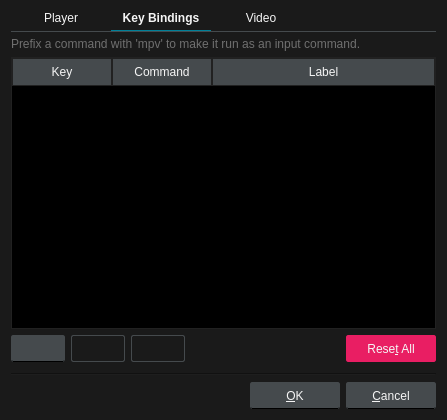
First picture: the form in src/ui/preferencesdialog.ui, repository u8sand/Baka-MPlayer, before the edit.
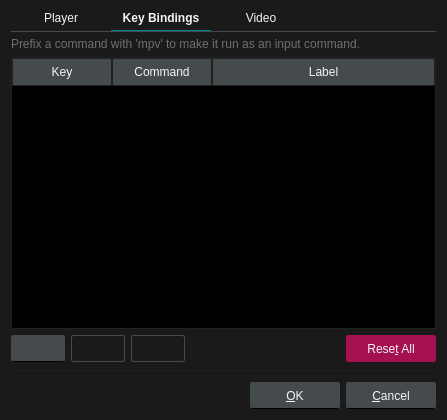
Second picture: the form after the edit. The open tabs and pages were chosen to show the change. Icons and pictures are not drawn.

The edit to the form file:
```diff
--- a/src/ui/preferencesdialog.ui
+++ b/src/ui/preferencesdialog.ui
@@ -603,8 +603,8 @@
             <string notr="true">/* resetKeyButton */
 
 QPushButton {
-	background: #E91E63;
-	border: 1px solid #E91E63;
+	background: #A51051;
+	border: 1px solid #A51051;
 }
 QPushButton:focus {
 	border: 1px solid #008098;
```
Left out of the diff: 2 changed lines with no effect on the pictures.
